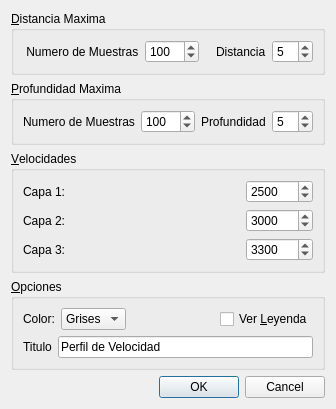
The window that Dialogs/modelparams.ui (edvelezg/viper-sugui) describes before a commit, drawn with Qt 5.
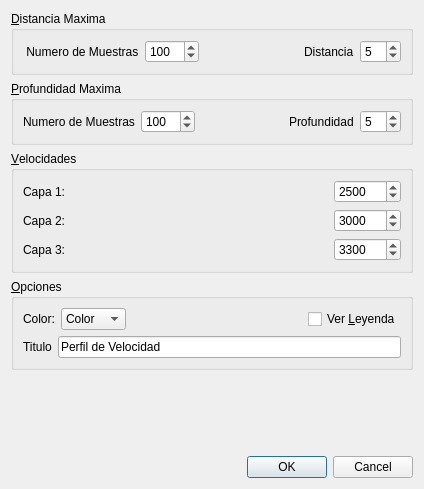
The same window after the commit.

What changed in the file:
```diff
--- a/Dialogs/modelparams.ui
+++ b/Dialogs/modelparams.ui
@@ -8,8 +8,8 @@
    <rect>
     <x>0</x>
     <y>0</y>
-    <width>306</width>
-    <height>375</height>
+    <width>424</width>
+    <height>489</height>
    </rect>
   </property>
   <property name="windowTitle" >
@@ -298,11 +298,6 @@
         </item>
         <item>
          <widget class="QComboBox" name="cbColor" >
-          <item>
-           <property name="text" >
-            <string>Grises</string>
-           </property>
-          </item>
           <item>
            <property name="text" >
             <string>Color</string>
@@ -310,12 +305,7 @@
           </item>
           <item>
            <property name="text" >
-            <string>RGB0</string>
-           </property>
-          </item>
-          <item>
-           <property name="text" >
-            <string>HSV1</string>
+            <string>Grises</string>
            </property>
           </item>
          </widget>
```
